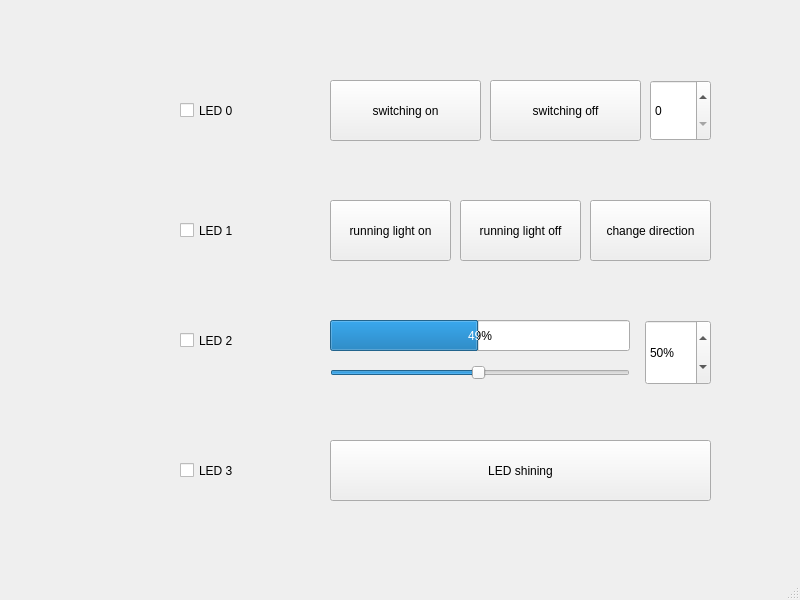
Qt form Lab3/Lab3/mainwindow.ui (ZoeChengYu/EMSL_2026f) before a commit.
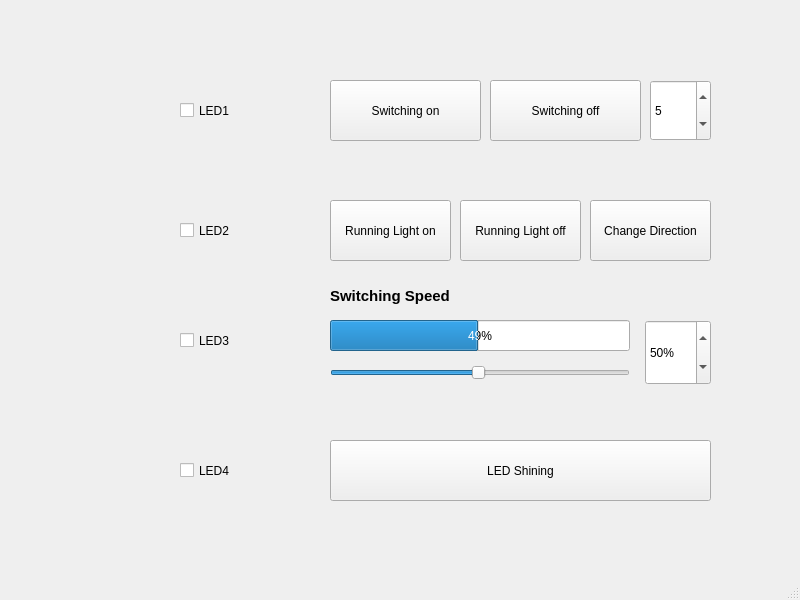
The same form after that commit. Icons and pictures are not drawn.

Commit message: feat: implement Qt main window with GPIO control for LED shifting and switching modes

Diff of the .ui file:
```diff
--- a/Lab3/Lab3/mainwindow.ui
+++ b/Lab3/Lab3/mainwindow.ui
@@ -27,7 +27,7 @@
      <string>S</string>
     </property>
     <property name="text">
-     <string>LED shining</string>
+     <string>LED Shining</string>
     </property>
    </widget>
    <widget class="QLabel" name="ledLabel0">
@@ -62,7 +62,7 @@
      <string>1</string>
     </property>
     <property name="text">
-     <string>LED 0</string>
+     <string>LED1</string>
     </property>
    </widget>
    <widget class="QSlider" name="speedSlider">
@@ -100,7 +100,7 @@
      <string>O</string>
     </property>
     <property name="text">
-     <string>switching on</string>
+     <string>Switching on</string>
     </property>
    </widget>
    <widget class="QPushButton" name="switchingOffBtn">
@@ -116,7 +116,7 @@
      <string>F</string>
     </property>
     <property name="text">
-     <string>switching off</string>
+     <string>Switching off</string>
     </property>
    </widget>
    <widget class="QPushButton" name="runningOnBtn">
@@ -132,7 +132,26 @@
      <string>R</string>
     </property>
     <property name="text">
-     <string>running light on</string>
+     <string>Running Light on</string>
+    </property>
+   </widget>
+      <widget class="QLabel" name="speedLabel">
+    <property name="geometry">
+     <rect>
+      <x>330</x>
+      <y>280</y>
+      <width>200</width>
+      <height>31</height>
+     </rect>
+    </property>
+    <property name="font">
+     <font>
+      <pointsize>11</pointsize>
+      <bold>true</bold>
+     </font>
+    </property>
+    <property name="text">
+     <string>Switching Speed</string>
     </property>
    </widget>
    <widget class="QProgressBar" name="speedProgress">
@@ -182,6 +201,15 @@
       <height>61</height>
      </rect>
     </property>
+    <property name="minimum">
+     <number>1</number>
+    </property>
+    <property name="maximum">
+     <number>999</number>
+    </property>
+    <property name="value">
+     <number>5</number>
+    </property>
    </widget>
    <widget class="QPushButton" name="runningOffBtn">
     <property name="geometry">
@@ -196,7 +224,7 @@
      <string>X</string>
     </property>
     <property name="text">
-     <string>running light off</string>
+     <string>Running Light off</string>
     </property>
    </widget>
    <widget class="QPushButton" name="changeDirBtn">
@@ -212,7 +240,7 @@
      <string>D</string>
     </property>
     <property name="text">
-     <string>change direction</string>
+     <string>Change Direction</string>
     </property>
    </widget>
    <widget class="QLabel" name="ledLabel1">
@@ -285,7 +313,7 @@
      <string>2</string>
     </property>
     <property name="text">
-     <string>LED 1</string>
+     <string>LED2</string>
     </property>
    </widget>
    <widget class="QCheckBox" name="ledCheck2">
@@ -301,7 +329,7 @@
      <string>3</string>
     </property>
     <property name="text">
-     <string>LED 2</string>
+     <string>LED3</string>
     </property>
    </widget>
    <widget class="QCheckBox" name="ledCheck3">
@@ -317,7 +345,7 @@
      <string>4</string>
     </property>
     <property name="text">
-     <string>LED 3</string>
+     <string>LED4</string>
     </property>
    </widget>
   </widget>
```
The commit also changes 5 other files.
